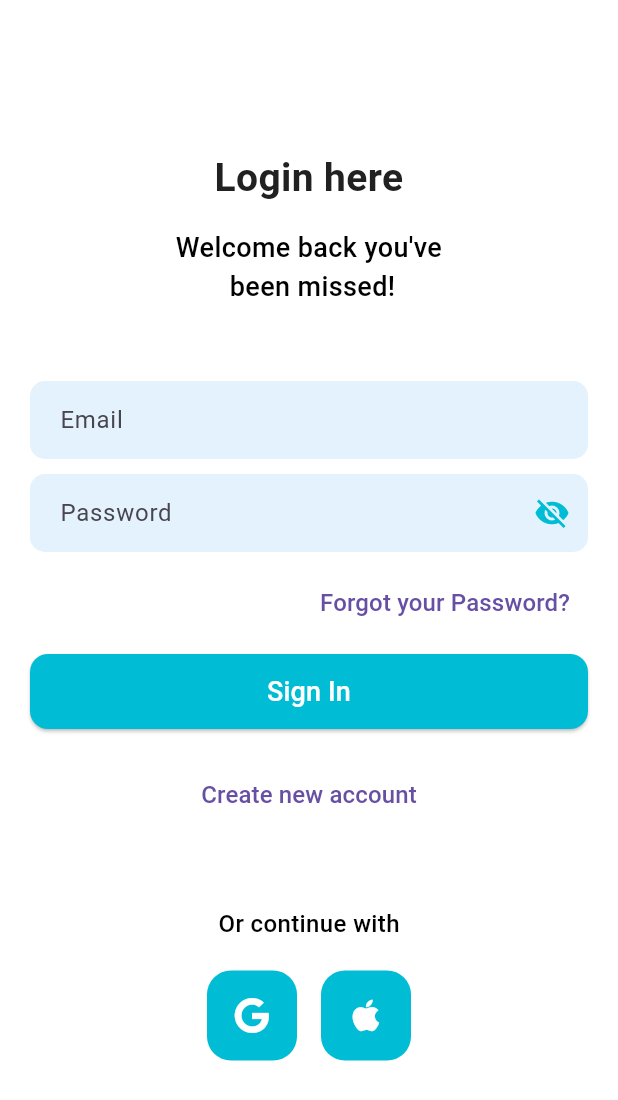
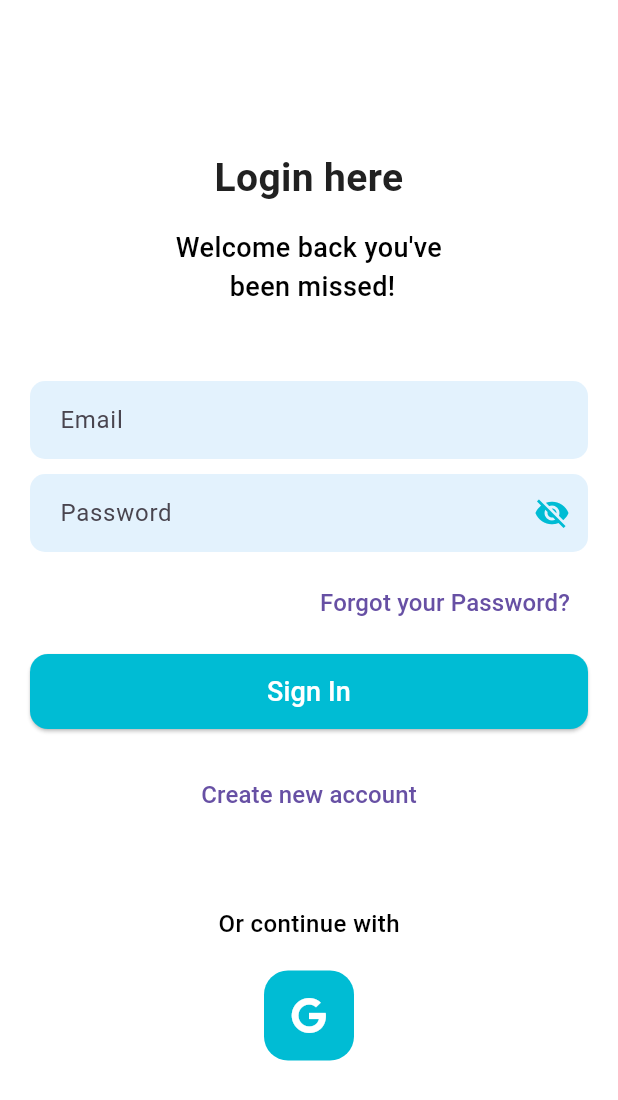
Before and after one commit to MTS-Services/Batteryqk_web-version-App-, a Flutter app: the screen it shows after launch, after a tap on "Get started", after a tap on "English", on a phone screen of 412 x 824 dp. Shown: the top 1100 px of the screen. Run offline on Flutter 3.47's test engine with Material 3 defaults, Android fonts, the phone set to English and light mode, and no system bars; our stand-ins replace dropdown_button2, firebase_auth, firebase_core, flutter_screenutil, font_awesome_flutter, get and 4 more; accounts and stored records are empty.

Commit message:
comment change apple button

```diff
--- a/lib/features/authentication/views/login_screen.dart
+++ b/lib/features/authentication/views/login_screen.dart
@@ -219,13 +219,6 @@ class _LogInScreenState extends State<LogInScreen> {
                         authController.googleSignIn();
                       },
                     ),
-                    SizedBox(width: 16),
-                    buildSocialButton(
-                      icon: FontAwesomeIcons.apple,
-                      onTap: () {
-                        authController.signInWithApple();
-                      },
-                    ),
                   ],
                 ),
               ],
--- a/lib/features/authentication/views/splash_screen.dart
+++ b/lib/features/authentication/views/splash_screen.dart
@@ -11,9 +11,9 @@ class SplashScreen extends StatelessWidget {
   Widget build(BuildContext context) {
     return Scaffold(
       backgroundColor: AppColor.whiteColor,
-      body: Padding(
-        padding: const EdgeInsets.all(30.0),
-        child: Center(
+      body: SingleChildScrollView(
+        child: Padding(
+          padding: const EdgeInsets.all(30.0),
           child: Column(
             children: [
               const SizedBox(height: 40),
@@ -34,7 +34,6 @@ class SplashScreen extends StatelessWidget {
                   color: AppColor.blackColor,
                 ),
               ),
-              Spacer(),
               SizedBox(
                 width: double.infinity,
                 child: ElevatedButton(
```
Also changed, not shown: lib/features/authentication/views/signup_screen.dart (+0 -7 lines).
